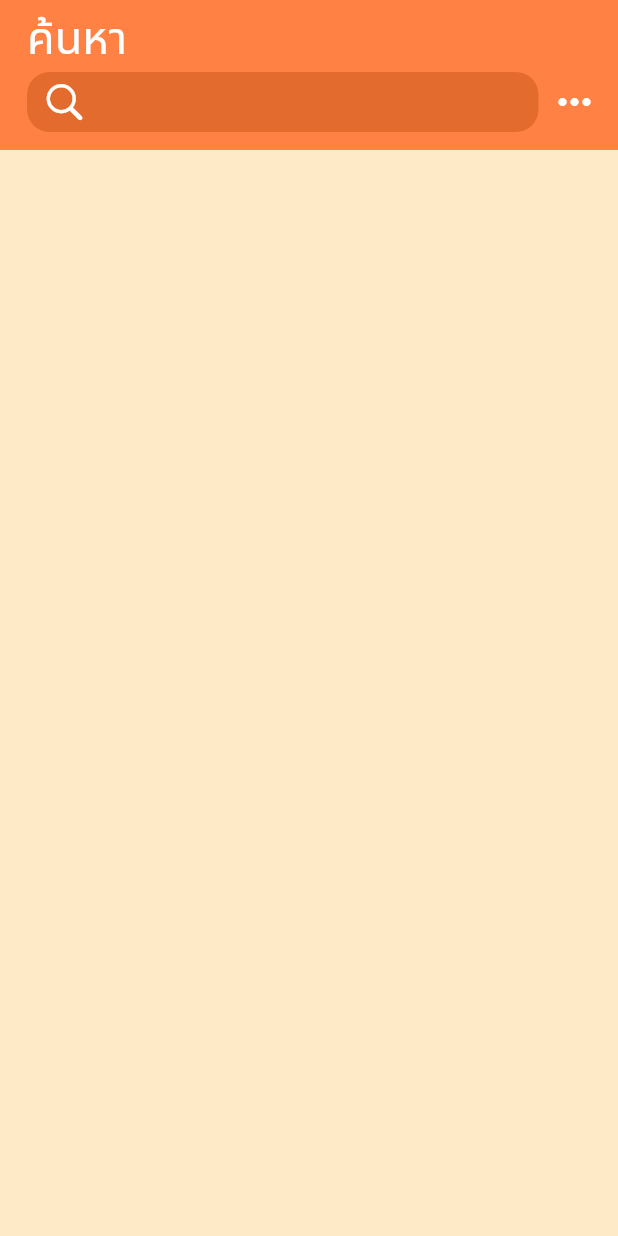
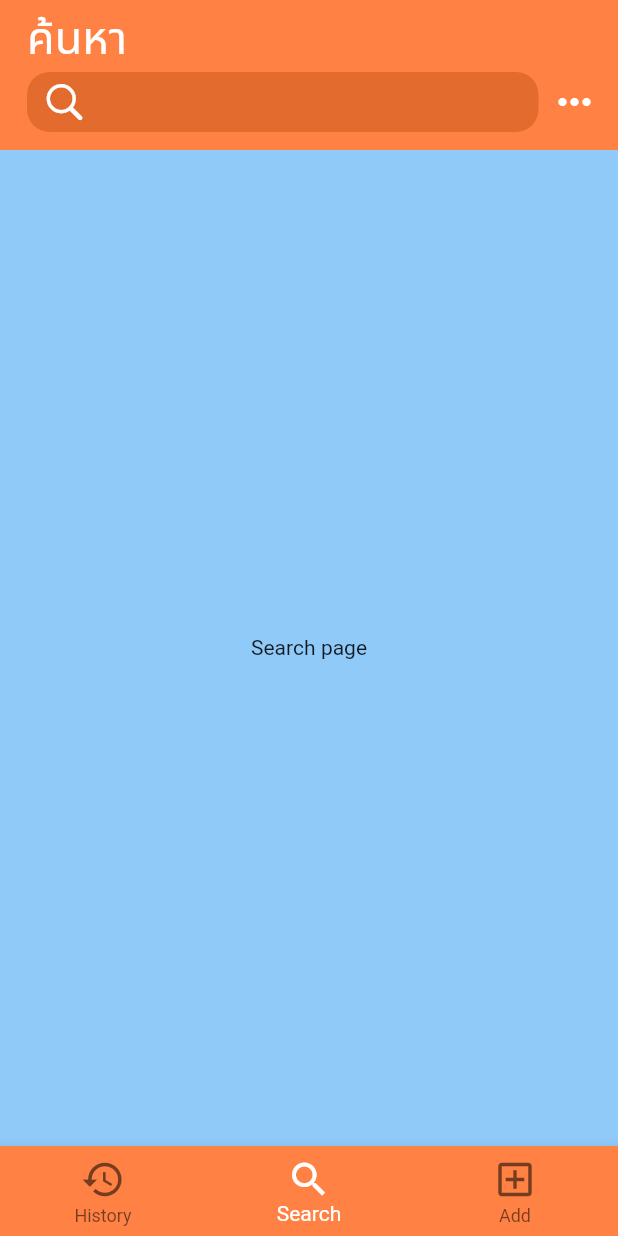
Before and after one commit to ParkSoravee/Stock_Manager_FlutterApp, a Flutter app: the screen it shows after launch, on a phone screen of 412 x 824 dp. Run offline on Flutter 3.47's test engine with Material 2 defaults, Android fonts, the phone set to English and light mode, and no system bars.

Commit message:
added more screens and bottom navigator bar.

```diff
--- a/lib/main.dart
+++ b/lib/main.dart
@@ -12,9 +12,14 @@
   @override
   Widget build(BuildContext context) {
     return MaterialApp(
+      debugShowCheckedModeBanner: false,
       title: 'Stock Manager',
       theme: ThemeData(
         primaryColor: const Color(0xFFFF8244),
+        backgroundColor: const Color(0xffffeac7),
+        colorScheme: ThemeData().colorScheme.copyWith(
+              secondary: const Color(0xffe26b2d),
+            ),
         fontFamily: 'NotoSans',
       ),
       home: const HomeScreen(),
--- /dev/null
+++ b/lib/screens/add_screen.dart
@@ -0,0 +1,12 @@
+import 'package:flutter/material.dart';
+
+class AddScreen extends StatelessWidget {
+  const AddScreen({Key? key}) : super(key: key);
+
+  @override
+  Widget build(BuildContext context) {
+    return Center(
+      child: Text('Add page'),
+    );
+  }
+}
--- /dev/null
+++ b/lib/screens/history_screen.dart
@@ -0,0 +1,12 @@
+import 'package:flutter/material.dart';
+
+class HistoryScreen extends StatelessWidget {
+  const HistoryScreen({Key? key}) : super(key: key);
+
+  @override
+  Widget build(BuildContext context) {
+    return Center(
+      child: Text('History page'),
+    );
+  }
+}
--- a/lib/screens/home_screen.dart
+++ b/lib/screens/home_screen.dart
@@ -1,95 +1,86 @@
 import 'package:flutter/cupertino.dart';
 import 'package:flutter/material.dart';
 
-class HomeScreen extends StatelessWidget {
+import 'add_screen.dart';
+import 'history_screen.dart';
+import 'search_screen.dart';
+import '../widgets/top_bar.dart';
+
+class HomeScreen extends StatefulWidget {
   const HomeScreen({Key? key}) : super(key: key);
+
+  @override
+  State<HomeScreen> createState() => _HomeScreenState();
+}
+
+class _HomeScreenState extends State<HomeScreen> {
+  final List<Map<String, Object>> _pages = [
+    {
+      'page': const HistoryScreen(),
+      'title': 'ประวัติ',
+    },
+    {
+      'page': const SearchScreen(),
+      'title': 'ค้นหา',
+    },
+    {
+      'page': const AddScreen(),
+      'title': 'เพิ่มของ',
+    },
+  ];
+  var _selectedPageIndex = 1;
+
+  void _selectPage(int index) {
+    setState(() {
+      _selectedPageIndex = index;
+    });
+  }
 
   @override
   Widget build(BuildContext context) {
     return Scaffold(
-      backgroundColor: const Color(0xffffeac7),
+      backgroundColor: Theme.of(context).backgroundColor,
       appBar: AppBar(
         backgroundColor: Theme.of(context).primaryColor,
         elevation: 0,
         toolbarHeight: 0,
       ),
+      bottomNavigationBar: BottomNavigationBar(
+        onTap: _selectPage,
+        currentIndex: _selectedPageIndex,
+        type: BottomNavigationBarType.fixed,
+        backgroundColor: Theme.of(context).primaryColor,
+        fixedColor: Colors.white,
+        iconSize: 30,
+        items: const [
+          BottomNavigationBarItem(
+            label: 'History',
+            icon: Icon(
+              Icons.history,
+            ),
+          ),
+          BottomNavigationBarItem(
+            label: 'Search',
+            icon: Icon(
+              Icons.search,
+            ),
+          ),
+          BottomNavigationBarItem(
+            label: 'Add',
+            icon: Icon(
+              Icons.add_box_outlined,
+            ),
+          ),
+        ],
+      ),
       body: SafeArea(
         child: Column(
-          children: const [
-            TopBar(),
+          children: [
+            TopBar(_pages[_selectedPageIndex]['title'].toString()),
+            Expanded(child: _pages[_selectedPageIndex]['page'] as Widget)
           ],
         ),
       ),
     );
   }
 }
-
-class TopBar extends StatelessWidget {
-  const TopBar({
-    Key? key,
-  }) : super(key: key);
-
-  @override
-  Widget build(BuildContext context) {
-    return Container(
-      height: 100,
-      color: Theme.of(context).primaryColor,
-      padding: const EdgeInsets.only(
-        left: 18,
-        right: 5,
-        top: 10,
-      ),
-      child: Column(
-        children: [
-          const SizedBox(
-            height: 7,
-          ),
-          Container(
-            width: double.infinity,
-            child: const Text(
-              'ค้นหา',
-              style: TextStyle(
-                fontSize: 30,
-                height: 0.9,
-                color: Colors.white,
-              ),
-            ),
-          ),
-          Row(
-            children: [
-              Expanded(
-                child: Container(
-                  height: 40,
-                  padding: const EdgeInsets.symmetric(horizontal: 10),
-                  decoration: BoxDecoration(
-                    color: const Color(0xFFe26b2d),
-                    borderRadius: BorderRadius.circular(15),
-                  ),
-                  child: Row(
-                    children: const [
-                      Icon(
-                        CupertinoIcons.search,
-                        size: 30,
-                        color: Colors.white,
-                      ),
-                    ],
-                  ),
-                ),
-              ),
-              IconButton(
-                splashRadius: 24,
-                padding: const EdgeInsets.only(left: 0, right: 0),
-                onPressed: () {},
-                icon: const Icon(
-                  Icons.more_horiz,
-                  color: Colors.white,
-                  size: 32,
-                ),
-              ),
-            ],
-          ),
-        ],
-      ),
-    );
-  }
-}
--- /dev/null
+++ b/lib/screens/search_screen.dart
@@ -0,0 +1,12 @@
+import 'package:flutter/material.dart';
+
+class SearchScreen extends StatelessWidget {
+  const SearchScreen({Key? key}) : super(key: key);
+
+  @override
+  Widget build(BuildContext context) {
+    return Center(
+      child: Text('Search page'),
+    );
+  }
+}
--- /dev/null
+++ b/lib/widgets/top_bar.dart
@@ -0,0 +1,74 @@
+import 'package:flutter/cupertino.dart';
+import 'package:flutter/material.dart';
+
+class TopBar extends StatelessWidget {
+  final String pageTitle;
+  const TopBar(
+    this.pageTitle, {
+    Key? key,
+  }) : super(key: key);
+
+  @override
+  Widget build(BuildContext context) {
+    return Container(
+      height: 100,
+      color: Theme.of(context).primaryColor,
+      padding: const EdgeInsets.only(
+        left: 18,
+        right: 5,
+        top: 10,
+      ),
+      child: Column(
+        children: [
+          const SizedBox(
+            height: 7,
+          ),
+          Container(
+            width: double.infinity,
+            child: Text(
+              pageTitle,
+              style: const TextStyle(
+                fontSize: 30,
+                height: 0.9,
+                color: Colors.white,
+              ),
+            ),
+          ),
+          Row(
+            children: [
+              Expanded(
+                child: Container(
+                  height: 40,
+                  padding: const EdgeInsets.symmetric(horizontal: 10),
+                  decoration: BoxDecoration(
+                    color: const Color(0xffe26b2d),
+                    borderRadius: BorderRadius.circular(15),
+                  ),
+                  child: Row(
+                    children: const [
+                      Icon(
+                        CupertinoIcons.search,
+                        size: 30,
+                        color: Colors.white,
+                      ),
+                    ],
+                  ),
+                ),
+              ),
+              IconButton(
+                splashRadius: 24,
+                padding: const EdgeInsets.only(left: 0, right: 0),
+                onPressed: () {},
+                icon: const Icon(
+                  Icons.more_horiz,
+                  color: Colors.white,
+                  size: 32,
+                ),
+              ),
+            ],
+          ),
+        ],
+      ),
+    );
+  }
+}
```
Also changed, not shown: 1 other file.
